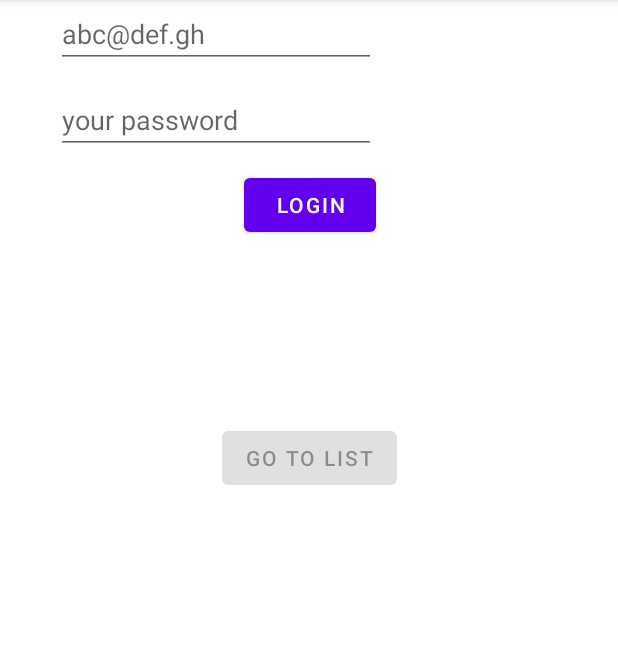
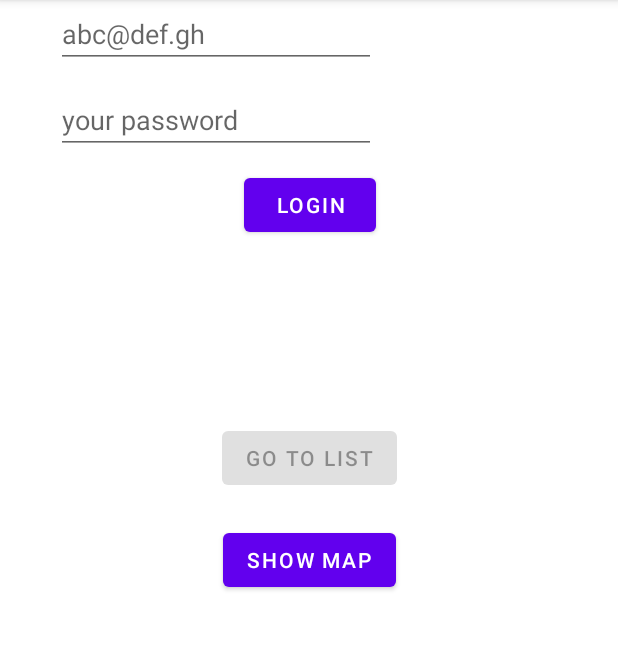
Before and after one commit to narach/CarDiaryClient, an Android app: the screen it shows after launch (MainActivity), on a phone screen of 412 x 824 dp, the part 84-734 px from its top. Run offline under Robolectric (Android 15) with nearby library versions, the phone set to English and light mode, and no system bars; our stand-ins replace Dagger/Hilt's generated code.

Commit message:
Adding MapFragment

```diff
--- a/app/src/main/java/com/example/cardiaryclient/ui/fragments/MainFragment.kt
+++ b/app/src/main/java/com/example/cardiaryclient/ui/fragments/MainFragment.kt
@@ -52,6 +52,10 @@ class MainFragment : Fragment() {
                 findNavController().navigate(R.id.action_main_to_list, null, animOptions)
             }
 
+            btnShowMap.setOnClickListener {
+                findNavController().navigate(R.id.action_mainFragment_to_mapsFragment)
+            }
+
             btnAuthenticate.setOnClickListener {
                 val login = etEmail.text.toString()
                 val password = etPassword.text.toString()
--- a/app/src/main/res/layout/fragment_main.xml
+++ b/app/src/main/res/layout/fragment_main.xml
@@ -51,4 +51,15 @@
         app:layout_constraintHorizontal_bias="0.5"
         app:layout_constraintStart_toStartOf="parent"
         app:layout_constraintTop_toBottomOf="@+id/etPassword" />
+
+    <Button
+        android:id="@+id/btnShowMap"
+        android:layout_width="wrap_content"
+        android:layout_height="wrap_content"
+        android:layout_marginTop="20dp"
+        android:text="Show Map"
+        app:layout_constraintEnd_toEndOf="parent"
+        app:layout_constraintHorizontal_bias="0.5"
+        app:layout_constraintStart_toStartOf="parent"
+        app:layout_constraintTop_toBottomOf="@+id/btnGoToList" />
 </androidx.constraintlayout.widget.ConstraintLayout>
--- a/app/src/main/res/navigation/mobile_navigation.xml
+++ b/app/src/main/res/navigation/mobile_navigation.xml
@@ -13,10 +13,18 @@
         <action
             android:id="@+id/action_main_to_list"
             app:destination="@id/carsListFragment" />
+        <action
+            android:id="@+id/action_mainFragment_to_mapsFragment"
+            app:destination="@id/mapsFragment" />
     </fragment>
     <fragment
         android:id="@+id/carsListFragment"
         android:name="com.example.cardiaryclient.ui.fragments.CarsListFragment"
         android:label="fragment_cars_list"
         tools:layout="@layout/fragment_cars_list" />
+    <fragment
+        android:id="@+id/mapsFragment"
+        android:name="com.example.cardiaryclient.ui.fragments.MapsFragment"
+        android:label="fragment_maps"
+        tools:layout="@layout/fragment_maps" />
 </navigation>
```
Also changed, not shown: app/build.gradle (+14 -0 lines), app/src/debug/res/values/google_maps_api.xml (added, +24 -0 lines), app/src/main/AndroidManifest.xml (+22 -2 lines), app/src/main/java/com/example/cardiaryclient/ui/fragments/MapsFragment.kt (added, +48 -0 lines), app/src/main/res/layout/fragment_maps.xml (added, +8 -0 lines), 1 other file.
